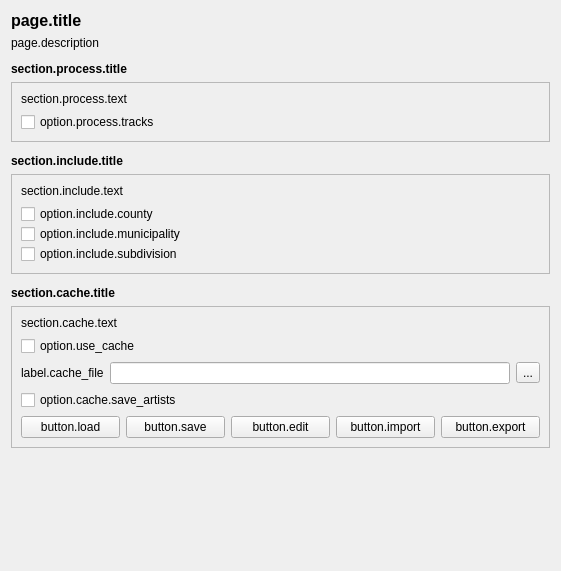
Before: the Qt Designer form options_additional_artists_details.ui in rdswift/picard-plugin-additional-artists-details, drawn with Qt 5.
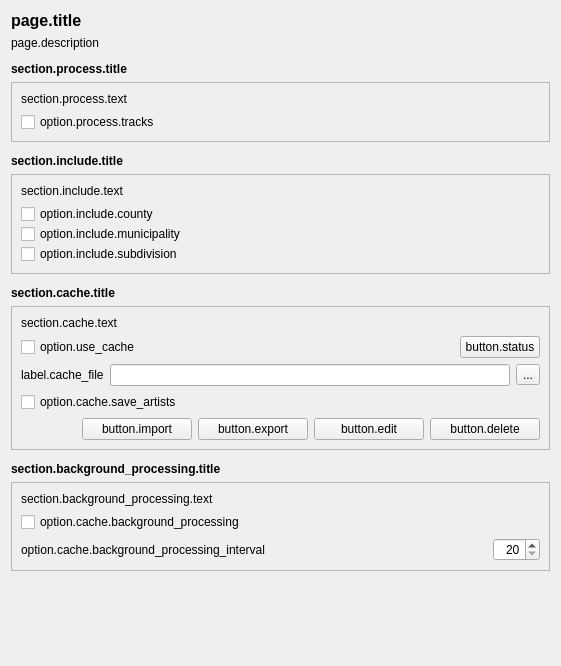
After: the same form once the commit is applied.

Commit message:
Major re-write to use sqlite for the persistent cache
- Use sqlite database for persistent cache
- Export to CSV file to reduce file size and facilitate processing large
files
- Add database related options to options page
- Refactor to use a separate class to hold shared variables
- Add a cache status page to option settings
- Add option to retrieve missing parent area records in the background
- Add a menu action to start / restart background processing

```diff
--- a/options_additional_artists_details.ui
+++ b/options_additional_artists_details.ui
@@ -7,7 +7,7 @@
     <x>0</x>
     <y>0</y>
     <width>561</width>
-    <height>571</height>
+    <height>666</height>
    </rect>
   </property>
   <property name="minimumSize">
@@ -241,11 +241,40 @@
        </widget>
       </item>
       <item>
-       <widget class="QCheckBox" name="cb_use_cache">
-        <property name="text">
-         <string>option.use_cache</string>
+       <layout class="QHBoxLayout" name="horizontalLayout_2">
+        <property name="topMargin">
+         <number>0</number>
         </property>
-       </widget>
+        <item>
+         <widget class="QCheckBox" name="cb_use_cache">
+          <property name="sizePolicy">
+           <sizepolicy hsizetype="Expanding" vsizetype="Fixed">
+            <horstretch>0</horstretch>
+            <verstretch>0</verstretch>
+           </sizepolicy>
+          </property>
+          <property name="text">
+           <string>option.use_cache</string>
+          </property>
+         </widget>
+        </item>
+        <item>
+         <widget class="QPushButton" name="b_cache_status">
+          <property name="sizePolicy">
+           <sizepolicy hsizetype="Preferred" vsizetype="Fixed">
+            <horstretch>0</horstretch>
+            <verstretch>0</verstretch>
+           </sizepolicy>
+          </property>
+          <property name="toolTip">
+           <string>tooltip.button.status</string>
+          </property>
+          <property name="text">
+           <string>button.status</string>
+          </property>
+         </widget>
+        </item>
+       </layout>
       </item>
       <item>
        <layout class="QHBoxLayout" name="horizontalLayout">
@@ -283,6 +312,12 @@
       </item>
       <item>
        <widget class="QCheckBox" name="cb_save_artists">
+        <property name="sizePolicy">
+         <sizepolicy hsizetype="Expanding" vsizetype="Fixed">
+          <horstretch>0</horstretch>
+          <verstretch>0</verstretch>
+         </sizepolicy>
+        </property>
         <property name="text">
          <string>option.cache.save_artists</string>
         </property>
@@ -294,37 +329,32 @@
          <number>0</number>
         </property>
         <item>
-         <widget class="QPushButton" name="b_load_cache">
-          <property name="toolTip">
-           <string>tooltip.button.load</string>
+         <spacer name="horizontalSpacer">
+          <property name="orientation">
+           <enum>Qt::Orientation::Horizontal</enum>
           </property>
-          <property name="text">
-           <string>button.load</string>
+          <property name="sizeHint" stdset="0">
+           <size>
+            <width>40</width>
+            <height>20</height>
+           </size>
           </property>
-         </widget>
-        </item>
-        <item>
-         <widget class="QPushButton" name="b_save_cache">
-          <property name="toolTip">
-           <string>tooltip.button.save</string>
-          </property>
-          <property name="text">
-           <string>button.save</string>
-          </property>
-         </widget>
-        </item>
-        <item>
-         <widget class="QPushButton" name="b_edit_cache">
-          <property name="toolTip">
-           <string>tooltip.button.edit</string>
-          </property>
-          <property name="text">
-           <string>button.edit</string>
-          </property>
-         </widget>
+         </spacer>
         </item>
         <item>
          <widget class="QPushButton" name="b_import_cache">
+          <property name="sizePolicy">
+           <sizepolicy hsizetype="Preferred" vsizetype="Fixed">
+            <horstretch>1</horstretch>
+            <verstretch>0</verstretch>
+           </sizepolicy>
+          </property>
+          <property name="maximumSize">
+           <size>
+            <width>110</width>
+            <height>16777215</height>
+           </size>
+          </property>
           <property name="toolTip">
            <string>tooltip.button.import</string>
           </property>
@@ -335,6 +365,18 @@
         </item>
         <item>
          <widget class="QPushButton" name="b_export_cache">
+          <property name="sizePolicy">
+           <sizepolicy hsizetype="Preferred" vsizetype="Fixed">
+            <horstretch>1</horstretch>
+            <verstretch>0</verstretch>
+           </sizepolicy>
+          </property>
+          <property name="maximumSize">
+           <size>
+            <width>110</width>
+            <height>16777215</height>
+           </size>
+          </property>
           <property name="toolTip">
            <string>tooltip.button.export</string>
           </property>
@@ -343,6 +385,153 @@
           </property>
          </widget>
         </item>
+        <item>
+         <widget class="QPushButton" name="b_edit_cache">
+          <property name="sizePolicy">
+           <sizepolicy hsizetype="Preferred" vsizetype="Fixed">
+            <horstretch>1</horstretch>
+            <verstretch>0</verstretch>
+           </sizepolicy>
+          </property>
+          <property name="maximumSize">
+           <size>
+            <width>110</width>
+            <height>16777215</height>
+           </size>
+          </property>
+          <property name="toolTip">
+           <string>tooltip.button.edit</string>
+          </property>
+          <property name="text">
+           <string>button.edit</string>
+          </property>
+         </widget>
+        </item>
+        <item>
+         <widget class="QPushButton" name="b_delete_cache">
+          <property name="sizePolicy">
+           <sizepolicy hsizetype="Preferred" vsizetype="Fixed">
+            <horstretch>1</horstretch>
+            <verstretch>0</verstretch>
+           </sizepolicy>
+          </property>
+          <property name="maximumSize">
+           <size>
+            <width>110</width>
+            <height>16777215</height>
+           </size>
+          </property>
+          <property name="toolTip">
+           <string>tooltip.button.delete</string>
+          </property>
+          <property name="text">
+           <string>button.delete</string>
+          </property>
+         </widget>
+        </item>
+       </layout>
+      </item>
+     </layout>
+    </widget>
+   </item>
+   <item>
+    <spacer name="verticalSpacer_5">
+     <property name="orientation">
+      <enum>Qt::Orientation::Vertical</enum>
+     </property>
+     <property name="sizeType">
+      <enum>QSizePolicy::Policy::Fixed</enum>
+     </property>
+     <property name="sizeHint" stdset="0">
+      <size>
+       <width>20</width>
+       <height>6</height>
+      </size>
+     </property>
+    </spacer>
+   </item>
+   <item>
+    <widget class="QLabel" name="background_processing_title">
+     <property name="font">
+      <font>
+       <bold>true</bold>
+      </font>
+     </property>
+     <property name="text">
+      <string>section.background_processing.title</string>
+     </property>
+    </widget>
+   </item>
+   <item>
+    <widget class="QFrame" name="frame">
+     <property name="frameShape">
+      <enum>QFrame::Shape::StyledPanel</enum>
+     </property>
+     <property name="frameShadow">
+      <enum>QFrame::Shadow::Raised</enum>
+     </property>
+     <layout class="QVBoxLayout" name="verticalLayout_2">
+      <item>
+       <widget class="QLabel" name="background_processing_label">
+        <property name="text">
+         <string>section.background_processing.text</string>
+        </property>
+        <property name="wordWrap">
+         <bool>true</bool>
+        </property>
+       </widget>
+      </item>
+      <item>
+       <widget class="QCheckBox" name="cb_use_background_processing">
+        <property name="text">
+         <string>option.cache.background_processing</string>
+        </property>
+       </widget>
+      </item>
+      <item>
+       <layout class="QHBoxLayout" name="horizontalLayout_4">
+        <property name="topMargin">
+         <number>0</number>
+        </property>
+        <item>
+         <widget class="QLabel" name="background_processing_interval_label">
+          <property name="sizePolicy">
+           <sizepolicy hsizetype="Preferred" vsizetype="Preferred">
+            <horstretch>1</horstretch>
+            <verstretch>0</verstretch>
+           </sizepolicy>
+          </property>
+          <property name="text">
+           <string>option.cache.background_processing_interval</string>
+          </property>
+         </widget>
+        </item>
+        <item>
+         <spacer name="horizontalSpacer_2">
+          <property name="orientation">
+           <enum>Qt::Orientation::Horizontal</enum>
+          </property>
+          <property name="sizeHint" stdset="0">
+           <size>
+            <width>1</width>
+            <height>20</height>
+           </size>
+          </property>
+         </spacer>
+        </item>
+        <item>
+         <widget class="QSpinBox" name="background_processing_interval">
+          <property name="alignment">
+           <set>Qt::AlignmentFlag::AlignRight|Qt::AlignmentFlag::AlignTrailing|Qt::AlignmentFlag::AlignVCenter</set>
+          </property>
+          <property name="minimum">
+           <number>20</number>
+          </property>
+          <property name="maximum">
+           <number>600</number>
+          </property>
+         </widget>
+        </item>
        </layout>
       </item>
      </layout>
@@ -353,10 +542,13 @@
      <property name="orientation">
       <enum>Qt::Orientation::Vertical</enum>
      </property>
+     <property name="sizeType">
+      <enum>QSizePolicy::Policy::MinimumExpanding</enum>
+     </property>
      <property name="sizeHint" stdset="0">
       <size>
        <width>20</width>
-       <height>40</height>
+       <height>1</height>
       </size>
      </property>
     </spacer>
```
Left out of the diff: 6 changed lines with no effect on the pictures. The commit also changes 13 other files.
